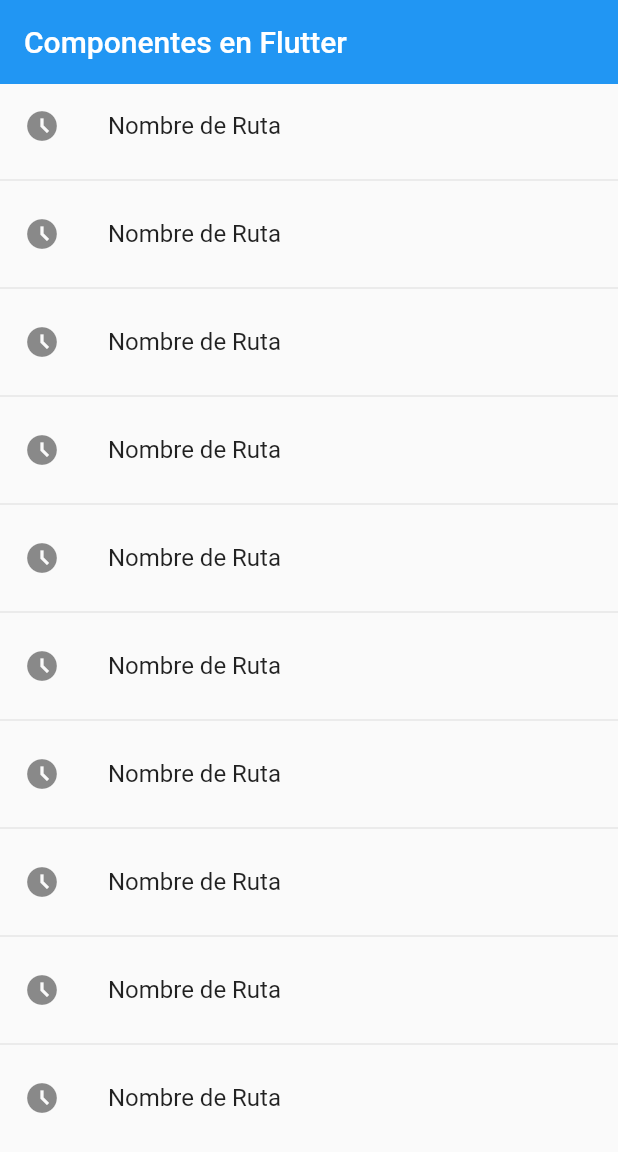
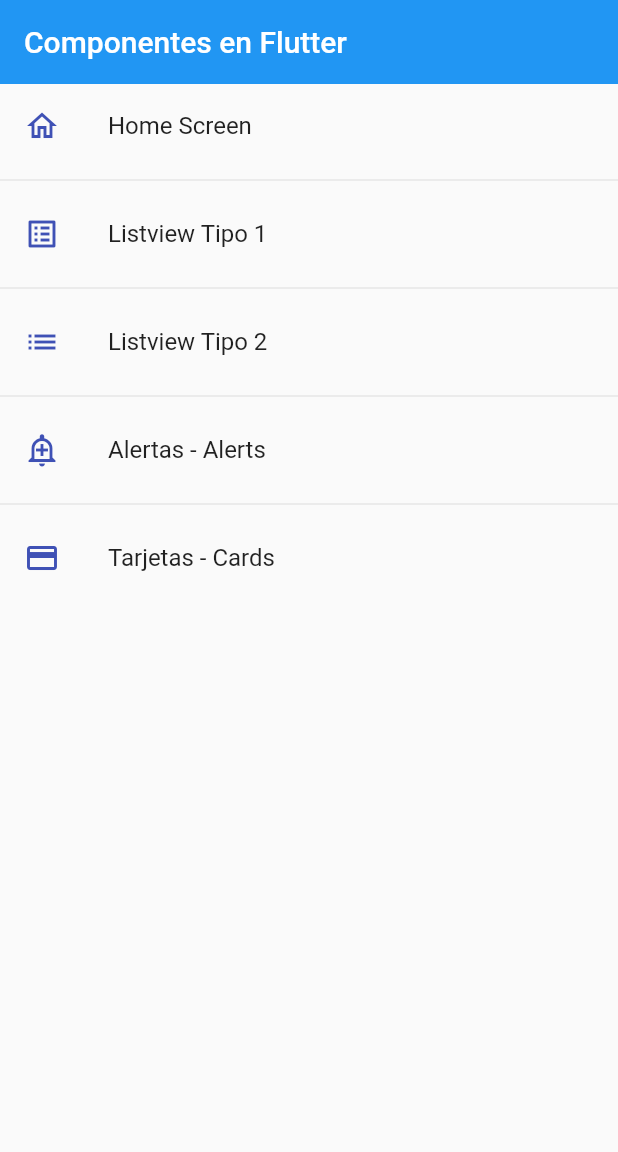
Before and after one commit to lgramirez/flutter-counter-app, a Flutter app: the screen it shows after launch, on a phone screen of 412 x 824 dp. Shown: the top 1152 px of the screen. Run offline on Flutter 3.47's test engine with Material 2 defaults, Android fonts, the phone set to English and light mode, and no system bars.

Commit message:
Add array of routes and build menu based on that array

```diff
--- a/lib/main.dart
+++ b/lib/main.dart
@@ -13,7 +13,7 @@ class MyApp extends StatelessWidget {
       title: 'Material App',
       // home: ListView2Screen(),
       initialRoute: AppRoutes.initialRoute,
-      routes: AppRoutes.routes,
+      routes: AppRoutes.getAppRoutes(),
       // este metodo es para cuando no existe la ruta
       // entramos aqui para trabajar con rutas creadas de manera dinamica
       onGenerateRoute: AppRoutes.onGenerateRoute,
--- /dev/null
+++ b/lib/models/menu_option.dart
@@ -0,0 +1,17 @@
+import 'package:flutter/material.dart' show IconData, Widget;
+
+class MenuOption {
+  final String route;
+  final IconData icon;
+  final String name;
+  final Widget screen;
+
+  // como las variables son final, deben ser inicializadas en
+  // el constructor y al hacer que los parametros no sean posicionales
+  // debemos adicionar el required para que mande si o si los argumentos
+  MenuOption(
+      {required this.route,
+      required this.icon,
+      required this.name,
+      required this.screen});
+}
--- /dev/null
+++ b/lib/models/models.dart
@@ -0,0 +1 @@
+export 'package:fl_components/models/menu_option.dart';
--- a/lib/router/app_routes.dart
+++ b/lib/router/app_routes.dart
@@ -1,15 +1,57 @@
 import 'package:flutter/material.dart';
+import 'package:fl_components/models/models.dart';
 import 'package:fl_components/screens/screen.dart';
 
 class AppRoutes {
   static const initialRoute = 'home';
-  static Map<String, Widget Function(BuildContext)> routes = {
-    'listview1': (context) => const ListView1Screen(),
-    'listview2': (context) => const ListView2Screen(),
-    'alert': (context) => const AlertScreen(),
-    'card': (context) => const CardScreen(),
-    'home': (context) => const HomeScreen()
-  };
+
+  static final menuOptions = <MenuOption>[
+    // TODO: borrar home
+    MenuOption(
+        route: 'home',
+        icon: Icons.home_outlined,
+        name: 'Home Screen',
+        screen: const HomeScreen()),
+    MenuOption(
+        route: 'listview1',
+        icon: Icons.list_alt,
+        name: 'Listview Tipo 1',
+        screen: const ListView1Screen()),
+    MenuOption(
+        route: 'listview2',
+        icon: Icons.list,
+        name: 'Listview Tipo 2',
+        screen: const ListView2Screen()),
+    MenuOption(
+        route: 'alert',
+        icon: Icons.add_alert_outlined,
+        name: 'Alertas - Alerts',
+        screen: const AlertScreen()),
+    MenuOption(
+        route: 'card',
+        icon: Icons.credit_card,
+        name: 'Tarjetas - Cards',
+        screen: const CardScreen()),
+  ];
+
+  static Map<String, Widget Function(BuildContext)> getAppRoutes() {
+    Map<String, Widget Function(BuildContext)> appRoutes = {};
+
+    for (var option in menuOptions) {
+      appRoutes.addAll({option.route: (BuildContext context) => option.screen});
+    }
+
+    return appRoutes;
+  }
+
+  // static Map<String, Widget Function(BuildContext)> routes = {
+  //   'listview1': (context) => const ListView1Screen(),
+  //   'listview2': (context) => const ListView2Screen(),
+  //   'alert': (context) => const AlertScreen(),
+  //   'card': (context) => const CardScreen(),
+  //   'home': (context) => const HomeScreen()
+  // };
+
   static Route<dynamic>? Function(RouteSettings)? onGenerateRoute = (settings) {
     return MaterialPageRoute(builder: (context) => const AlertScreen());
   };
--- a/lib/screens/home_screen.dart
+++ b/lib/screens/home_screen.dart
@@ -1,4 +1,5 @@
 import 'package:flutter/material.dart';
+import 'package:fl_components/router/app_routes.dart';
 // import 'package:fl_components/screens/screen.dart';
 
 class HomeScreen extends StatelessWidget {
@@ -6,26 +7,41 @@ class HomeScreen extends StatelessWidget {
 
   @override
   Widget build(BuildContext context) {
+    final menuOptions = AppRoutes.menuOptions;
+
     return Scaffold(
         appBar: AppBar(
           title: const Text("Componentes en Flutter"),
           elevation: 0,
         ),
         body: ListView.separated(
-          itemCount: 10,
+            itemCount: menuOptions.length,
             separatorBuilder: (_, __) => const Divider(),
-          itemBuilder: (context, index) => ListTile(
-                leading: const Icon(Icons.access_time_filled_outlined),
-                title: const Text('Nombre de Ruta'),
-                onTap: () {
+            // itemBuilder: (context, index) => ListTile(
+            //       leading: const Icon(Icons.access_time_filled_outlined),
+            //       title: const Text('Nombre de Ruta'),
+            //       onTap: () {
             // esta es una forma de hacer navegacion
             // final route = MaterialPageRoute(
             //     builder: (context) => const ListView1Screen());
             // Navigator.push(context, route);
 
-                  Navigator.pushNamed(context, 'listview2');
+            //     Navigator.pushNamed(context, 'listview2');
+            //   },
+            // )),
+
+            // itembuilder construido desde un arrar de rutas dinamicas
+            itemBuilder: (context, index) {
+              return ListTile(
+                leading: Icon(
+                  menuOptions[index].icon,
+                  color: Colors.indigo,
+                ),
+                title: Text(menuOptions[index].name),
+                onTap: () {
+                  Navigator.pushNamed(context, menuOptions[index].route);
                 },
-              )),
               );
+            }));
   }
 }
```
Lines whose indentation alone changed are shown as unchanged.
